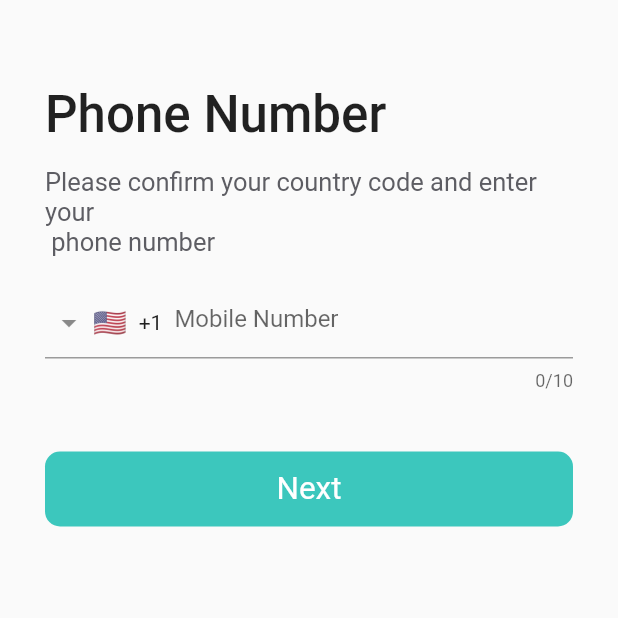
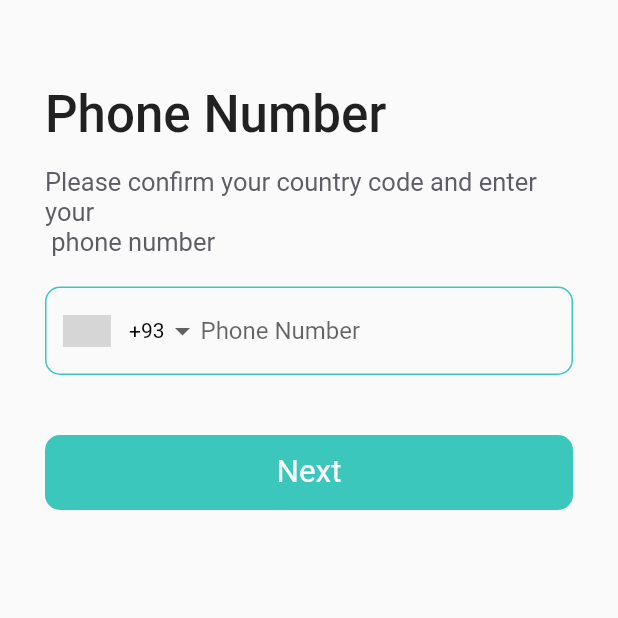
Before and after one commit to 1AhmedYasser/prive, a Flutter app: the screen it shows after launch, after a tap on "Start Messaging", on a phone screen of 412 x 824 dp, the top half of it. Run offline on Flutter 3.47's test engine with Material 2 defaults, Android fonts, the phone set to English and light mode, and no system bars; drawn by our look-alikes of intl_phone_field, intl_phone_number_input; our stand-ins replace adaptive_dialog, auto_size_text, bot_toast, cached_network_image, connectivity_plus, convex_bottom_bar and 11 more; accounts and stored records are empty; Roboto replaces fonts that are missing (SFPro); grey boxes are pictures that could not be loaded.

```diff
--- a/lib/Screens/Auth/login_screen.dart
+++ b/lib/Screens/Auth/login_screen.dart
@@ -1,6 +1,6 @@
 import 'package:flutter/material.dart';
 import 'package:flutter/services.dart';
-import 'package:intl_phone_field/intl_phone_field.dart';
+import 'package:intl_phone_number_input/intl_phone_number_input.dart';
 import 'package:prive/Extras/resources.dart';
 
 class LoginScreen extends StatefulWidget {
@@ -13,6 +13,8 @@ class LoginScreen extends StatefulWidget {
 class _LoginScreenState extends State<LoginScreen> {
   final _formKey = GlobalKey<FormState>();
   String phoneNumber = "";
+  TextEditingController phoneController = TextEditingController();
+
   @override
   Widget build(BuildContext context) {
     return Scaffold(
@@ -31,41 +33,70 @@ class _LoginScreenState extends State<LoginScreen> {
             crossAxisAlignment: CrossAxisAlignment.start,
             children: [
               const Text(
-                  'Phone Number',
+                'Phone Number',
                 textAlign: TextAlign.start,
                 style: TextStyle(
                   fontSize: 34,
                   fontWeight: FontWeight.w500,
-
                 ),
               ),
-              const SizedBox(height: 15,),
+              const SizedBox(
+                height: 15,
+              ),
               const Text(
-                  'Please confirm your country code and enter your \n phone number',
+                'Please confirm your country code and enter your \n phone number',
                 style: TextStyle(
                   fontSize: 17,
                   color: Color(0xff5d5d63),
                 ),
               ),
-              const SizedBox(height: 20,),
-              IntlPhoneField(
-                iconPosition: IconPosition.trailing,
-                keyboardType: const TextInputType.numberWithOptions(
-                    signed: true, decimal: true),
-                inputFormatters: [FilteringTextInputFormatter.digitsOnly],
-                decoration: InputDecoration(
-                  hintText:  "Mobile Number",
-                  labelStyle: const TextStyle(color: Color(0xff777777)),
-                  focusedBorder: OutlineInputBorder(
-                    borderSide: BorderSide(
-                      style: BorderStyle.solid,
-                        color: Theme.of(context).primaryColor, width: 2),
-                    borderRadius: BorderRadius.circular(10),
+              const SizedBox(
+                height: 20,
+              ),
+              Form(
+                //key: _phoneKey,
+                child: InternationalPhoneNumberInput(
+                  onInputChanged: (PhoneNumber number) {
+                    phoneNumber = number.phoneNumber.toString();
+                  },
+                  onInputValidated: (valid) {
+                    // isPhoneNumberValid = valid;
+                  },
+                  validator: (value) {
+                    // if (!isPhoneNumberValid) {
+                    //   return "Enter A Valid Phone Number";
+                    // }
+                    // return null;
+                  },
+                  selectorConfig: const SelectorConfig(
+                    selectorType: PhoneInputSelectorType.DROPDOWN,
+                    setSelectorButtonAsPrefixIcon: true,
+                    trailingSpace: false,
+                  ),
+                  ignoreBlank: false,
+                  inputDecoration: InputDecoration(
+                    hintText: "Phone Number",
+                    enabledBorder: OutlineInputBorder(
+                      borderRadius: const BorderRadius.all(Radius.circular(10)),
+                      borderSide:
+                          BorderSide(color: Theme.of(context).primaryColor),
+                    ),
+                    focusedBorder: OutlineInputBorder(
+                      borderRadius: const BorderRadius.all(Radius.circular(10)),
+                      borderSide:
+                          BorderSide(color: Theme.of(context).primaryColor),
+                    ),
+                  ),
+                  autoValidateMode: AutovalidateMode.disabled,
+                  selectorTextStyle: const TextStyle(color: Colors.black),
+                  // initialValue: number,
+                  textFieldController: phoneController,
+                  formatInput: true,
+                  keyboardType: const TextInputType.numberWithOptions(
+                    signed: true,
+                    decimal: true,
                   ),
                 ),
-                onChanged: (phone) {
-                  phoneNumber = phone.completeNumber;
-                },
               ),
               const SizedBox(height: 40),
               ElevatedButton(
--- a/pubspec.yaml
+++ b/pubspec.yaml
@@ -44,6 +44,8 @@ dependencies:
   page_indicator: ^0.4.1
   auto_size_text: ^3.0.0
   convex_bottom_bar: ^3.0.0
+  intl_phone_number_input: ^0.7.0+2
+  bs_flutter_selectbox: ^1.3.0
 
   # Utils
   supercharged: ^2.1.1
```
Also changed, not shown: pubspec.lock.
